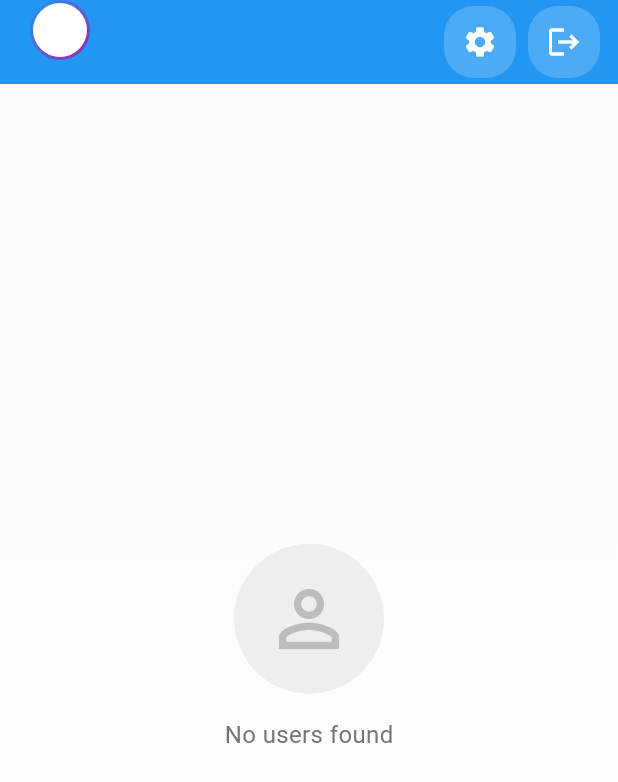
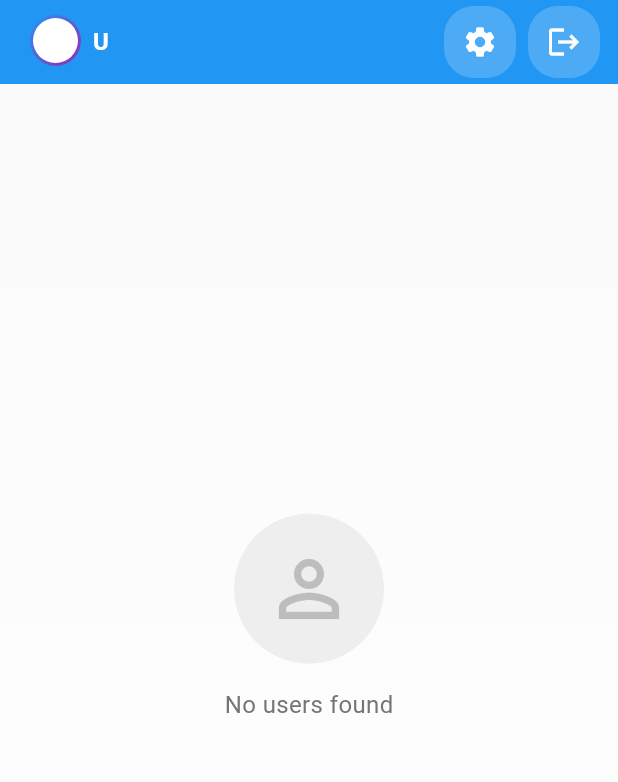
Before and after one commit to Athore07/Chatting-AppFlutter, a Flutter app: the screen it shows once a user with an empty profile is signed in, scrolled down 164 dp, on a phone screen of 412 x 824 dp. Shown: the top 782 px of the screen. Run offline on Flutter 3.47's test engine with Material 3 defaults, Android fonts, the phone set to English and light mode, and no system bars; our stand-ins replace cached_network_image, cloud_firestore, emoji_picker_flutter, firebase_auth, firebase_core, firebase_messaging and 3 more; accounts and stored records are empty.

Commit message:
reduced appbar size

```diff
--- a/lib/screens/users.dart
+++ b/lib/screens/users.dart
@@ -439,13 +439,13 @@ class _UsersScreenState extends State<UsersScreen> with SingleTickerProviderStat
         child: CustomScrollView(
           physics: const BouncingScrollPhysics(),
           slivers: [
-            // Modern App Bar
+            // Reduced App Bar with first character only
             SliverAppBar(
-              expandedHeight: 120,
+              expandedHeight: 80, // Reduced from 120
               floating: true,
               pinned: true,
               flexibleSpace: FlexibleSpaceBar(
-                titlePadding: const EdgeInsets.only(left: 20, bottom: 16),
+                titlePadding: const EdgeInsets.only(left: 20, bottom: 12), // Reduced bottom padding
                 title: Row(
                   children: [
                     Container(
@@ -461,15 +461,17 @@ class _UsersScreenState extends State<UsersScreen> with SingleTickerProviderStat
                       child: SafeAvatar(
                         imageUrl: _currentUser!.photoURL,
                         name: _getDisplayName(_currentUser!),
-                        radius: 18,
+                        radius: 15, // Slightly reduced
                         backgroundColor: Colors.white,
                       ),
                     ),
                     const SizedBox(width: 8),
                     Text(
-                      _getDisplayName(_currentUser!).split(' ').first,
+                      _getDisplayName(_currentUser!).isNotEmpty
+                          ? _getDisplayName(_currentUser!)
+                          : 'U',
                       style: const TextStyle(
-                        fontSize: 18,
+                        fontSize: 16, // Slightly reduced
                         fontWeight: FontWeight.w600,
                         color: Colors.white,
                       ),
```
